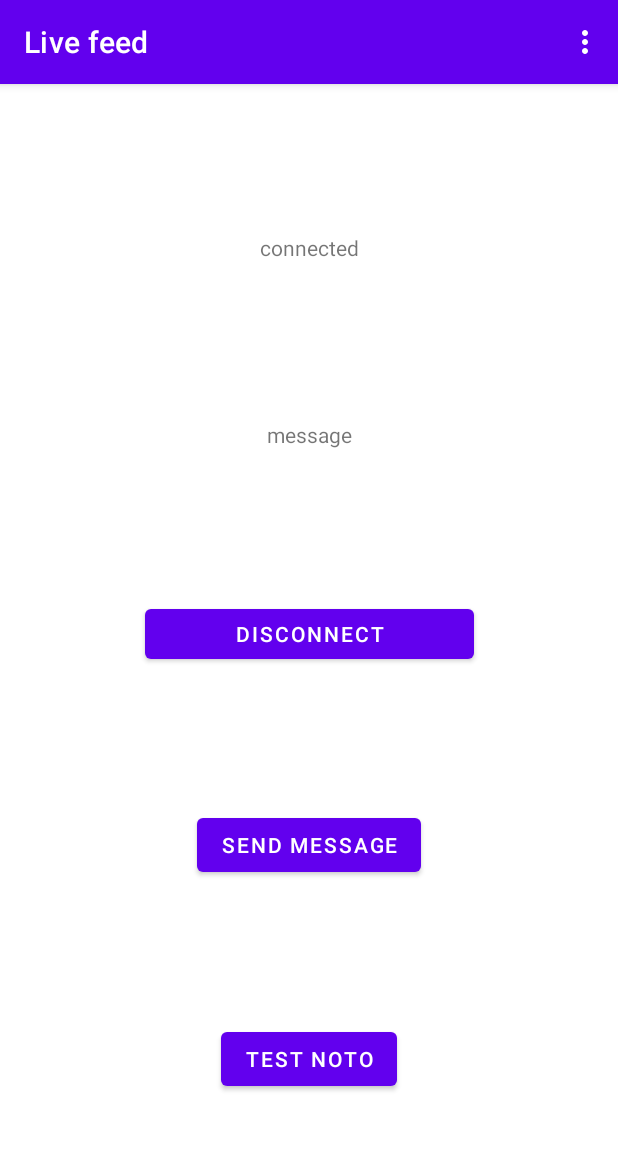
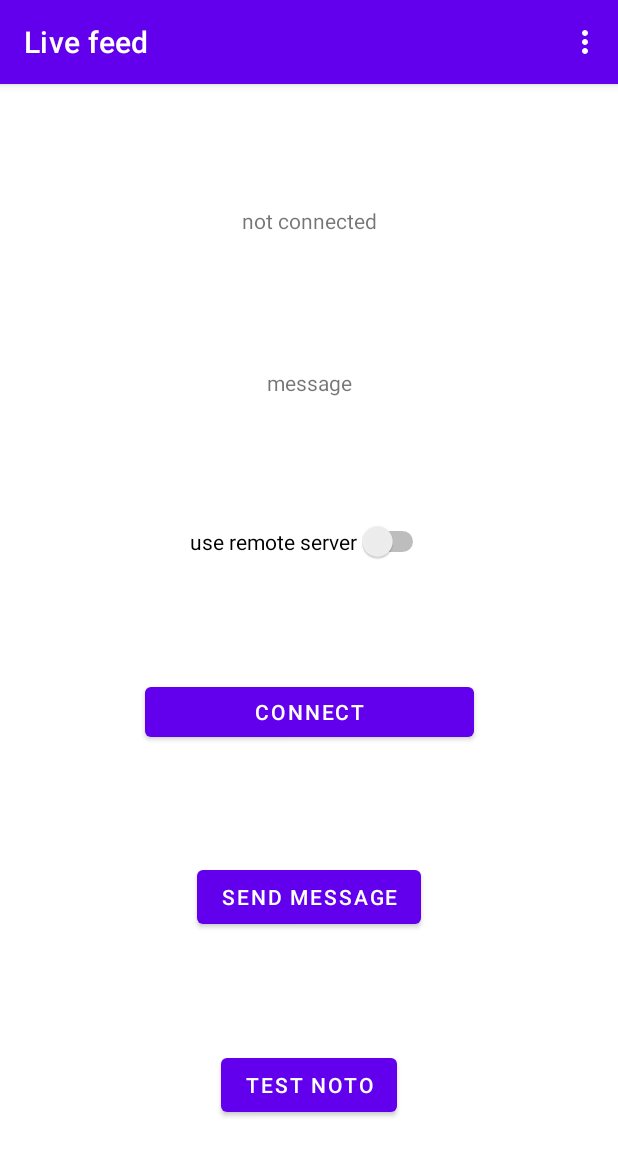
Before and after one commit to Senior-Project-10A-IOT/phone-app, an Android app: the screen it shows after launch (MainActivity), after a tap on "CONNECT", on a phone screen of 412 x 824 dp. Shown: the top 1156 px of the screen. Run offline under Robolectric (Android 15) with nearby library versions, the phone set to English and light mode, and no system bars; our stand-ins replace Volley, navigation-ui; libraries missing offline, so code that uses them is left out: com.neovisionaries.ws; 3 statements that could not run were skipped.

Commit message:
abstract to separate websocket wrapper

```diff
--- a/app/src/main/java/com/example/testapp/FirstFragment.java
+++ b/app/src/main/java/com/example/testapp/FirstFragment.java
@@ -15,51 +15,27 @@ import androidx.navigation.NavDeepLinkBuilder;
 import com.example.testapp.databinding.FragmentFirstBinding;
 import com.neovisionaries.ws.client.WebSocket;
 import com.neovisionaries.ws.client.WebSocketAdapter;
-import com.neovisionaries.ws.client.WebSocketException;
 import com.neovisionaries.ws.client.WebSocketFrame;
 
-import java.io.IOException;
 import java.util.List;
 import java.util.Map;
 
 public class FirstFragment extends Fragment {
+    private static Listener listener;
     private FragmentFirstBinding binding;
-    private Listener listener;
-    private WebSocket ws;
-    private boolean connected;
 
-    private static String REMOTE_SERVER = "ws://gang-and-friends.com:8765/";
-    private static String LOCAL_SERVER = "ws://10.0.2.2:8765/";
+    private void setConnectedState() {
+        binding.connectDisconnect.setText("disconnect");
+        binding.connectionStatus.setText("connected to " + WebsocketWrapper.getCurrentServer());
+    }
 
-    private void makeSocket() {
-        try {
-            ws = SecurityApplication.factory.createSocket(LOCAL_SERVER);
-        } catch (IOException e) {
-            Log.e(SecurityApplication.TAG, "create socket: " + e);
-            setDisconnectedState();
+    private void setDisconnectedState() {
+        if (WebsocketWrapper.isConnected()) {
             return;
         }
 
-        ws.addListener(listener);
-        try {
-            ws.connect();
-            setConnectedState();
-        } catch (WebSocketException e) {
-            Log.e(SecurityApplication.TAG, "connect: " + e);
-            setDisconnectedState();
-        }
-    }
-
-    private void setConnectedState() {
-        binding.connectDisconnect.setText("disconnect");
-        binding.connectionStatus.setText("connected");
-        connected = true;
-    }
-
-    private void setDisconnectedState() {
         binding.connectDisconnect.setText("connect");
         binding.connectionStatus.setText("not connected");
-        connected = false;
     }
 
     private void makeNoto(String contentText) {
@@ -92,22 +68,22 @@ public class FirstFragment extends Fragment {
 
         setDisconnectedState();
         listener = new Listener();
+        WebsocketWrapper.connect(listener);
 
         binding.sendMessage.setOnClickListener(view -> {
-            if (ws == null)
-                makeSocket();
-
-            ws.sendText("phone");
+            WebsocketWrapper.sendText("phone");
         });
 
         binding.connectDisconnect.setOnClickListener(view -> {
-            if (connected) {
-                ws.disconnect();
-                setDisconnectedState();
+            if (WebsocketWrapper.isConnected()) {
+                WebsocketWrapper.disconnect();
             } else {
-                setConnectedState();
-                makeSocket();
+                WebsocketWrapper.connect(listener);
             }
+        });
+
+        binding.useRemote.setOnCheckedChangeListener((compoundButton, checked) -> {
+            WebsocketWrapper.swapServer();
         });
 
         return binding.getRoot();
@@ -120,8 +96,7 @@ public class FirstFragment extends Fragment {
     @Override
     public void onDestroyView() {
         super.onDestroyView();
-        ws.disconnect();
-        setDisconnectedState();
+        WebsocketWrapper.disconnect();
         binding = null;
     }
 
--- /dev/null
+++ b/app/src/main/java/com/example/testapp/WebsocketWrapper.java
@@ -0,0 +1,63 @@
+package com.example.testapp;
+
+import com.neovisionaries.ws.client.WebSocket;
+import com.neovisionaries.ws.client.WebSocketListener;
+
+public class WebsocketWrapper {
+    private static final String REMOTE_SERVER = "ws://gang-and-friends.com:8765/";
+    private static final String LOCAL_SERVER = "ws://10.0.2.2:8765/";
+    private static String currentServer = LOCAL_SERVER;
+
+    private static WebSocketListener listener;
+    private static WebSocket ws;
+    private static boolean connected = false;
+
+    public static boolean connect(WebSocketListener listener) {
+        try {
+            if (ws != null) {
+                ws.disconnect();
+            }
+
+            ws = SecurityApplication.factory.createSocket(currentServer);
+            WebsocketWrapper.listener = listener;
+
+            ws.addListener(listener);
+            ws.connect();
+
+            connected = true;
+        } catch (Exception e) {
+            connected = false;
+        }
+
+        return connected;
+    }
+
+    public static void disconnect() {
+        ws.disconnect();
+        connected = false;
+    }
+
+    public static boolean swapServer() {
+        disconnect();
+
+        if (currentServer.equals(LOCAL_SERVER)) {
+            currentServer = REMOTE_SERVER;
+        } else if (currentServer.equals(REMOTE_SERVER)) {
+            currentServer = LOCAL_SERVER;
+        }
+
+        return connect(listener);
+    }
+
+    public static boolean isConnected() {
+        return connected;
+    }
+
+    public static String getCurrentServer() {
+        return currentServer;
+    }
+
+    public static void sendText(String text) {
+        ws.sendText(text);
+    }
+}
--- a/app/src/main/res/layout/fragment_first.xml
+++ b/app/src/main/res/layout/fragment_first.xml
@@ -12,7 +12,7 @@
         android:layout_height="31dp"
         android:gravity="center"
         android:text="message"
-        app:layout_constraintBottom_toTopOf="@+id/connectDisconnect"
+        app:layout_constraintBottom_toTopOf="@+id/useRemote"
         app:layout_constraintEnd_toEndOf="parent"
         app:layout_constraintHorizontal_bias="0.5"
         app:layout_constraintStart_toStartOf="parent"
@@ -50,7 +50,7 @@
         app:layout_constraintEnd_toEndOf="parent"
         app:layout_constraintHorizontal_bias="0.5"
         app:layout_constraintStart_toStartOf="parent"
-        app:layout_constraintTop_toBottomOf="@+id/socketResponse" />
+        app:layout_constraintTop_toBottomOf="@+id/useRemote" />
 
     <Button
         android:id="@+id/testNoto"
@@ -63,4 +63,15 @@
         app:layout_constraintStart_toStartOf="parent"
         app:layout_constraintTop_toBottomOf="@+id/sendMessage" />
 
+    <Switch
+        android:id="@+id/useRemote"
+        android:layout_width="wrap_content"
+        android:layout_height="wrap_content"
+        android:text="use remote server"
+        app:layout_constraintBottom_toTopOf="@+id/connectDisconnect"
+        app:layout_constraintEnd_toEndOf="parent"
+        app:layout_constraintHorizontal_bias="0.5"
+        app:layout_constraintStart_toStartOf="parent"
+        app:layout_constraintTop_toBottomOf="@+id/socketResponse" />
+
 </androidx.constraintlayout.widget.ConstraintLayout>
```
